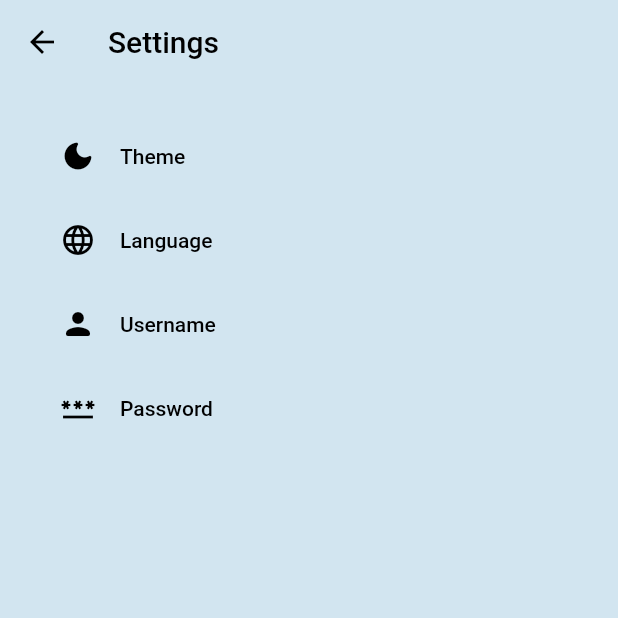
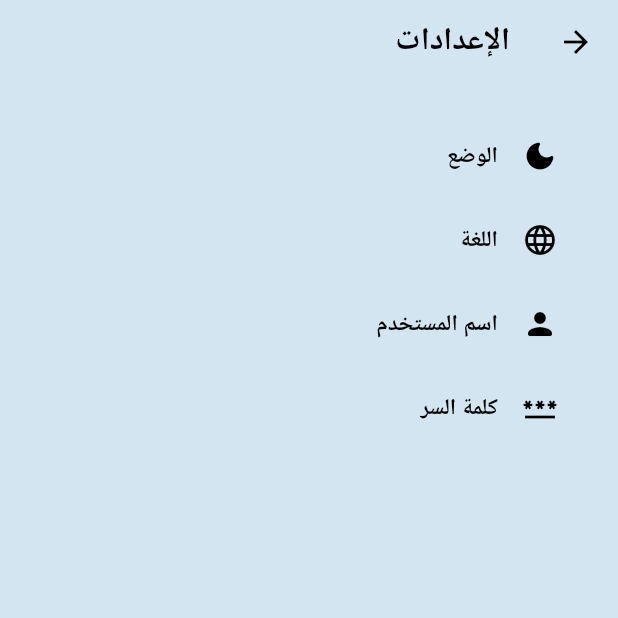
Before and after one commit to kenan-azd-dev/dotodo, a Flutter app: the SettingsView screen opened directly, on a phone screen of 412 x 824 dp, the top half of it. Run offline on Flutter 3.47's test engine with Material 2 defaults, Android fonts, the phone set to English and light mode, and no system bars; our stand-ins replace animated_toggle_switch, bloc, equatable, flutter_bloc, rxdart, shared_preferences and 1 more; missing offline and left inert: swipeable_tile; accounts and stored records are empty; generated files the repository leaves out were written again.

Commit message:
localization

```diff
--- a/lib/features/app/view/app_view.dart
+++ b/lib/features/app/view/app_view.dart
@@ -15,7 +15,7 @@ class AppView extends StatelessWidget {
       return MaterialApp(
         title: 'do ToDo',
         debugShowCheckedModeBanner: false,
-        locale: Locale('en'),
+        locale: Locale('ar'),
         theme: Utils.determineTheme(themeProvider.themeMode, context),
         localizationsDelegates: AppLocalizations.localizationsDelegates,
         supportedLocales: AppLocalizations.supportedLocales,
--- a/lib/features/settings/view/settings_view.dart
+++ b/lib/features/settings/view/settings_view.dart
@@ -1,17 +1,21 @@
-import 'package:dotodo/features/widgets/header.dart';
-import 'package:dotodo/providers/theme_provider.dart';
-import 'package:dotodo/utils/constants.dart';
+import 'package:provider/provider.dart';
 import 'package:flutter/material.dart';
-import 'package:provider/provider.dart';
+
+import '../../../providers/theme_provider.dart';
+
+import '../../../utils/constants.dart';
+import '../../../l10n/l10n.dart';
+import '../../widgets/header.dart';
 
 class SettingsView extends StatelessWidget {
   const SettingsView({super.key});
 
   @override
   Widget build(BuildContext context) {
+    final localization = context.l10n;
     return Scaffold(
       appBar: AppBar(
-        title: Text('Settings'),
+        title: Text(localization.settings),
       ),
       body: Container(
         padding: EdgeInsets.symmetric(vertical: kScreenMargin),
@@ -21,7 +25,7 @@ class SettingsView extends StatelessWidget {
               contentPadding:
                   EdgeInsets.symmetric(horizontal: kScreenMargin * 2),
               leading: Icon(Icons.dark_mode_rounded),
-              title: Text('Theme'),
+              title: Text(localization.theme),
               onTap: () async {
                 await showDialog(
                   context: context,
@@ -30,20 +34,20 @@ class SettingsView extends StatelessWidget {
                       builder: (context, themeProvider, _) {
                         return SimpleDialog(
                           title: Header(
-                            text: 'App Theme',
+                            text: localization.appTheme,
                             isCentered: true,
                           ),
                           children: [
                             ListTile(
-                              title: Text('System default'),
+                              title: Text(localization.themeSystem),
                               onTap: () => themeProvider.mode(ThemeMode.system),
                             ),
                             ListTile(
-                              title: Text('Dark theme'),
+                              title: Text(localization.themeDark),
                               onTap: () => themeProvider.mode(ThemeMode.dark),
                             ),
                             ListTile(
-                              title: Text('Light theme'),
+                              title: Text(localization.themeLight),
                               onTap: () => themeProvider.mode(ThemeMode.light),
                             ),
                           ],
@@ -58,21 +62,21 @@ class SettingsView extends StatelessWidget {
               contentPadding:
                   EdgeInsets.symmetric(horizontal: kScreenMargin * 2),
               leading: Icon(Icons.language_rounded),
-              title: Text('Language'),
+              title: Text(localization.language),
               onTap: () {},
             ),
             ListTile(
               contentPadding:
                   EdgeInsets.symmetric(horizontal: kScreenMargin * 2),
               leading: Icon(Icons.person_rounded),
-              title: Text('Username'),
+              title: Text(localization.username),
               onTap: () {},
             ),
             ListTile(
               contentPadding:
                   EdgeInsets.symmetric(horizontal: kScreenMargin * 2),
               leading: Icon(Icons.password_outlined),
-              title: Text('Password'),
+              title: Text(localization.password),
               onTap: () {},
             ),
           ],
--- a/lib/l10n/arb/app_ar.arb
+++ b/lib/l10n/arb/app_ar.arb
@@ -99,6 +99,15 @@
     "allTasksTooltip": "جميع المهمات.",
 
     "errorOccured": "حدث خطأ ما، هذا كل ما نعرفه.",
-    "addCategory": "إضافة تصنيف"
+    "addCategory": "إضافة تصنيف",
+
+    "theme": "الوضع",
+    "appTheme": "وضع التطبيق",
+    "themeSystem": "الوضع الافتراضي",
+    "themeDark": "الوضع الداكن",
+    "themeLight": "الوضع المُضاء",
+    "language": "اللغة",
+    "username": "اسم المستخدم",
+    "password": "كلمة السر"
 
 }
```
Also changed, not shown: lib/l10n/arb/app_en.arb (+40 -0 lines), lib/l10n/arb/app_fr.arb (+10 -1 lines).
